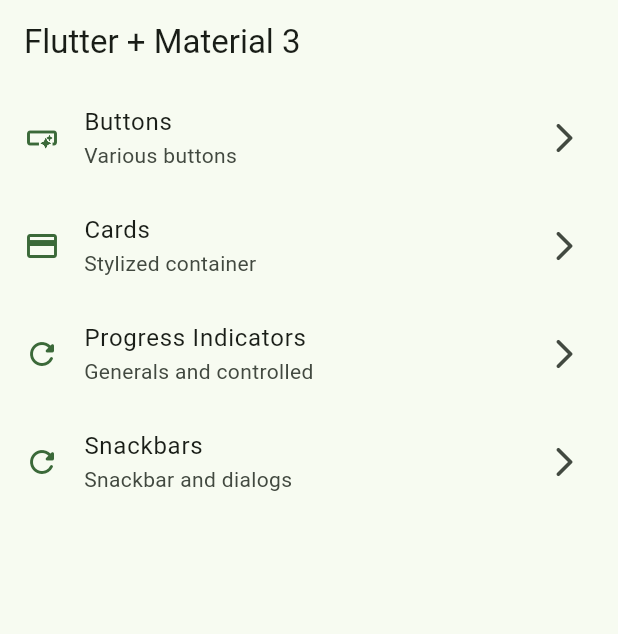
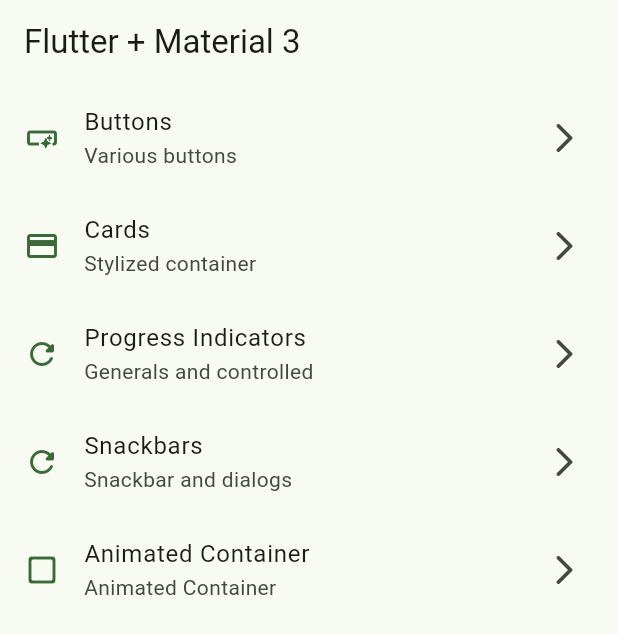
Before and after one commit to arisvaldez/widgets_app, a Flutter app: the screen it shows after launch, on a phone screen of 412 x 824 dp. Shown: the top 634 px of the screen. Run offline on Flutter 3.47's test engine with Material 2 defaults, Android fonts, the phone set to English and light mode, and no system bars; our stand-ins replace go_router.

Commit message:
add Animated Container

```diff
--- a/lib/config/menu/menu_item.dart
+++ b/lib/config/menu/menu_item.dart
@@ -30,9 +30,14 @@ const appMenuItems = <MenuItem>[
       subTitle: 'Generals and controlled',
       link: '/progress',
       icon: Icons.refresh_rounded),
-       MenuItem(
+  MenuItem(
       title: 'Snackbars',
       subTitle: 'Snackbar and dialogs',
       link: '/snackbars',
-      icon: Icons.refresh_rounded)
+      icon: Icons.refresh_rounded),
+  MenuItem(
+      title: 'Animated Container',
+      subTitle: 'Animated Container',
+      link: '/animated',
+      icon: Icons.check_box_outline_blank_rounded),
 ];
--- a/lib/config/router/app_router.dart
+++ b/lib/config/router/app_router.dart
@@ -27,4 +27,9 @@ final appRouter = GoRouter(initialLocation: '/', routes: [
     name: SnackbarScreen.name,
     builder: (context, state) => const SnackbarScreen(),
   ),
+  GoRoute(
+    path: '/animated',
+    name: AnimatedScreen.name,
+    builder: (context, state) => const AnimatedScreen(),
+  ),
 ]);
```
Also changed, not shown: lib/presentation/screens/animated/animated_screen.dart (+57 -2 lines).
